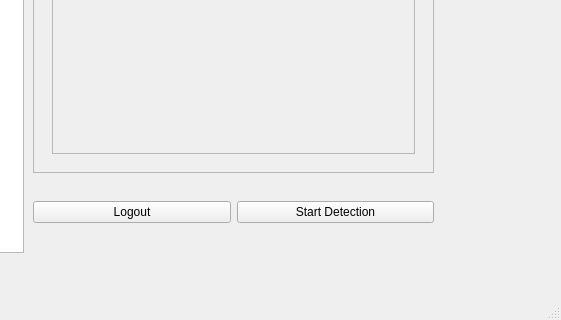
JJLee2910/Final-Year-Project, file UI/Dashboard.ui: the form before one commit; both pictures show x 247 to 808 and y 338 to 658 of the 808 by 658 pixel window.
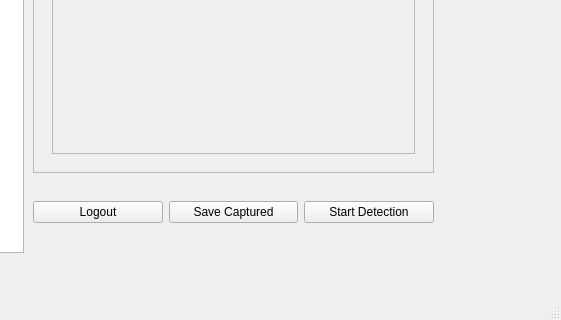
The form after the commit. Icons and pictures are not drawn.

What changed in the file:
```diff
--- a/UI/Dashboard.ui
+++ b/UI/Dashboard.ui
@@ -184,6 +184,13 @@
        </property>
       </widget>
      </item>
+     <item>
+      <widget class="QPushButton" name="pushButton">
+       <property name="text">
+        <string>Save Captured</string>
+       </property>
+      </widget>
+     </item>
      <item>
       <widget class="QPushButton" name="detectButton">
        <property name="text">
```
